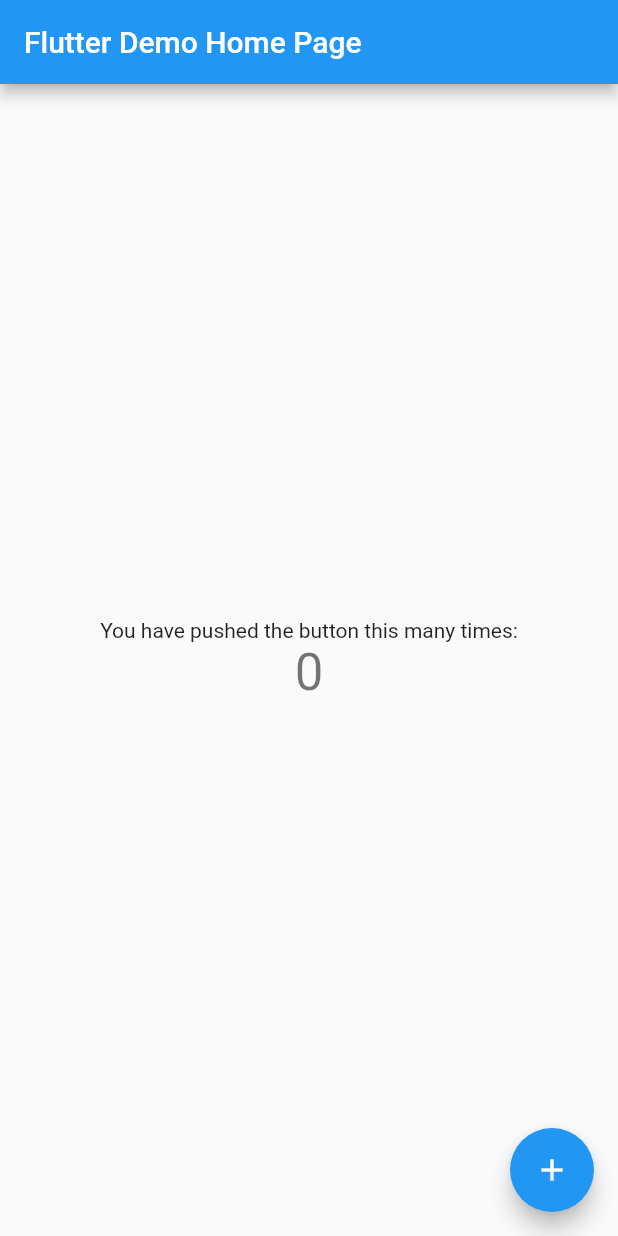
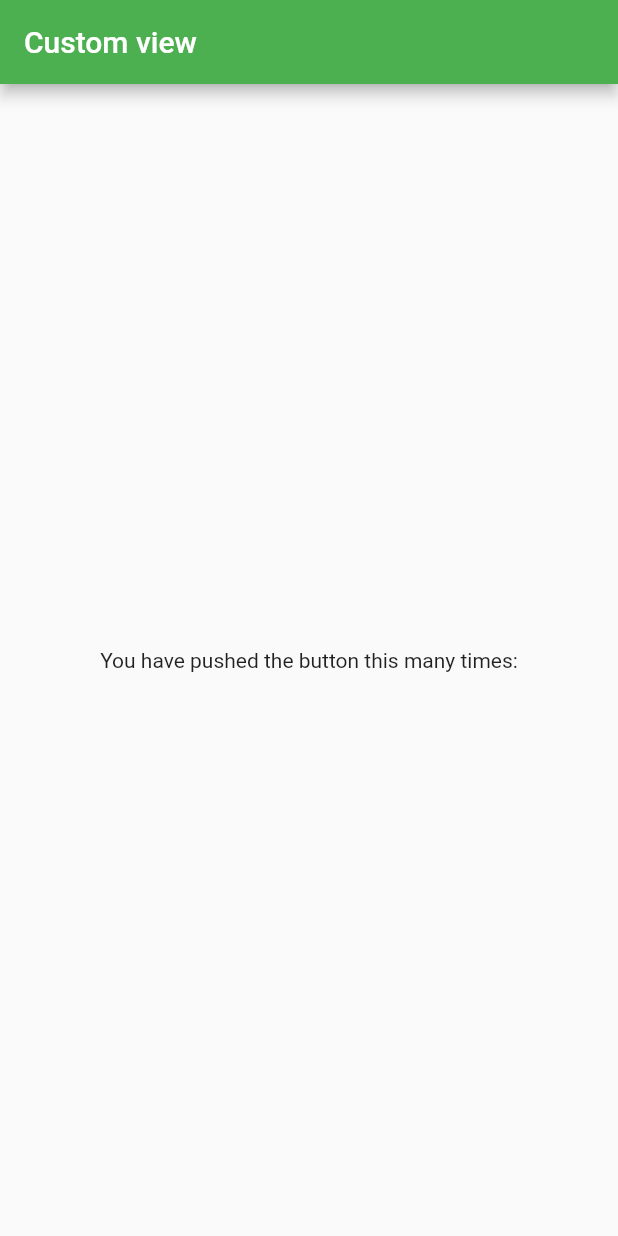
Before and after one commit to IvanTyurin/smile_app, a Flutter app: the screen it shows after launch, on a phone screen of 412 x 824 dp. Run offline on Flutter 3.47's test engine with Material 2 defaults, Android fonts, the phone set to English and light mode, and no system bars.

Commit message:
Removed autogenerated code

```diff
--- a/lib/main.dart
+++ b/lib/main.dart
@@ -9,109 +9,38 @@ class MyApp extends StatelessWidget {
   @override
   Widget build(BuildContext context) {
     return MaterialApp(
-      title: 'Flutter Demo',
+      title: 'Custom view',
       theme: ThemeData(
-        // This is the theme of your application.
-        //
-        // Try running your application with "flutter run". You'll see the
-        // application has a blue toolbar. Then, without quitting the app, try
-        // changing the primarySwatch below to Colors.green and then invoke
-        // "hot reload" (press "r" in the console where you ran "flutter run",
-        // or simply save your changes to "hot reload" in a Flutter IDE).
-        // Notice that the counter didn't reset back to zero; the application
-        // is not restarted.
-        primarySwatch: Colors.blue,
-        // This makes the visual density adapt to the platform that you run
-        // the app on. For desktop platforms, the controls will be smaller and
-        // closer together (more dense) than on mobile platforms.
+        primarySwatch: Colors.green,
         visualDensity: VisualDensity.adaptivePlatformDensity,
       ),
-      home: MyHomePage(title: 'Flutter Demo Home Page'),
+      home: MyHomePage(),
     );
   }
 }
 
 class MyHomePage extends StatefulWidget {
-  MyHomePage({Key key, this.title}) : super(key: key);
-
-  // This widget is the home page of your application. It is stateful, meaning
-  // that it has a State object (defined below) that contains fields that affect
-  // how it looks.
-
-  // This class is the configuration for the state. It holds the values (in this
-  // case the title) provided by the parent (in this case the App widget) and
-  // used by the build method of the State. Fields in a Widget subclass are
-  // always marked "final".
-
-  final String title;
-
   @override
   _MyHomePageState createState() => _MyHomePageState();
 }
 
 class _MyHomePageState extends State<MyHomePage> {
-  int _counter = 0;
-
-  void _incrementCounter() {
-    setState(() {
-      // This call to setState tells the Flutter framework that something has
-      // changed in this State, which causes it to rerun the build method below
-      // so that the display can reflect the updated values. If we changed
-      // _counter without calling setState(), then the build method would not be
-      // called again, and so nothing would appear to happen.
-      _counter++;
-    });
-  }
-
   @override
   Widget build(BuildContext context) {
-    // This method is rerun every time setState is called, for instance as done
-    // by the _incrementCounter method above.
-    //
-    // The Flutter framework has been optimized to make rerunning build methods
-    // fast, so that you can just rebuild anything that needs updating rather
-    // than having to individually change instances of widgets.
     return Scaffold(
       appBar: AppBar(
-        // Here we take the value from the MyHomePage object that was created by
-        // the App.build method, and use it to set our appbar title.
-        title: Text(widget.title),
+        title: Text("Custom view"),
       ),
       body: Center(
-        // Center is a layout widget. It takes a single child and positions it
-        // in the middle of the parent.
         child: Column(
-          // Column is also a layout widget. It takes a list of children and
-          // arranges them vertically. By default, it sizes itself to fit its
-          // children horizontally, and tries to be as tall as its parent.
-          //
-          // Invoke "debug painting" (press "p" in the console, choose the
-          // "Toggle Debug Paint" action from the Flutter Inspector in Android
-          // Studio, or the "Toggle Debug Paint" command in Visual Studio Code)
-          // to see the wireframe for each widget.
-          //
-          // Column has various properties to control how it sizes itself and
-          // how it positions its children. Here we use mainAxisAlignment to
-          // center the children vertically; the main axis here is the vertical
-          // axis because Columns are vertical (the cross axis would be
-          // horizontal).
           mainAxisAlignment: MainAxisAlignment.center,
           children: <Widget>[
             Text(
               'You have pushed the button this many times:',
             ),
-            Text(
-              '$_counter',
-              style: Theme.of(context).textTheme.headline4,
-            ),
           ],
         ),
       ),
-      floatingActionButton: FloatingActionButton(
-        onPressed: _incrementCounter,
-        tooltip: 'Increment',
-        child: Icon(Icons.add),
-      ), // This trailing comma makes auto-formatting nicer for build methods.
     );
   }
 }
```
